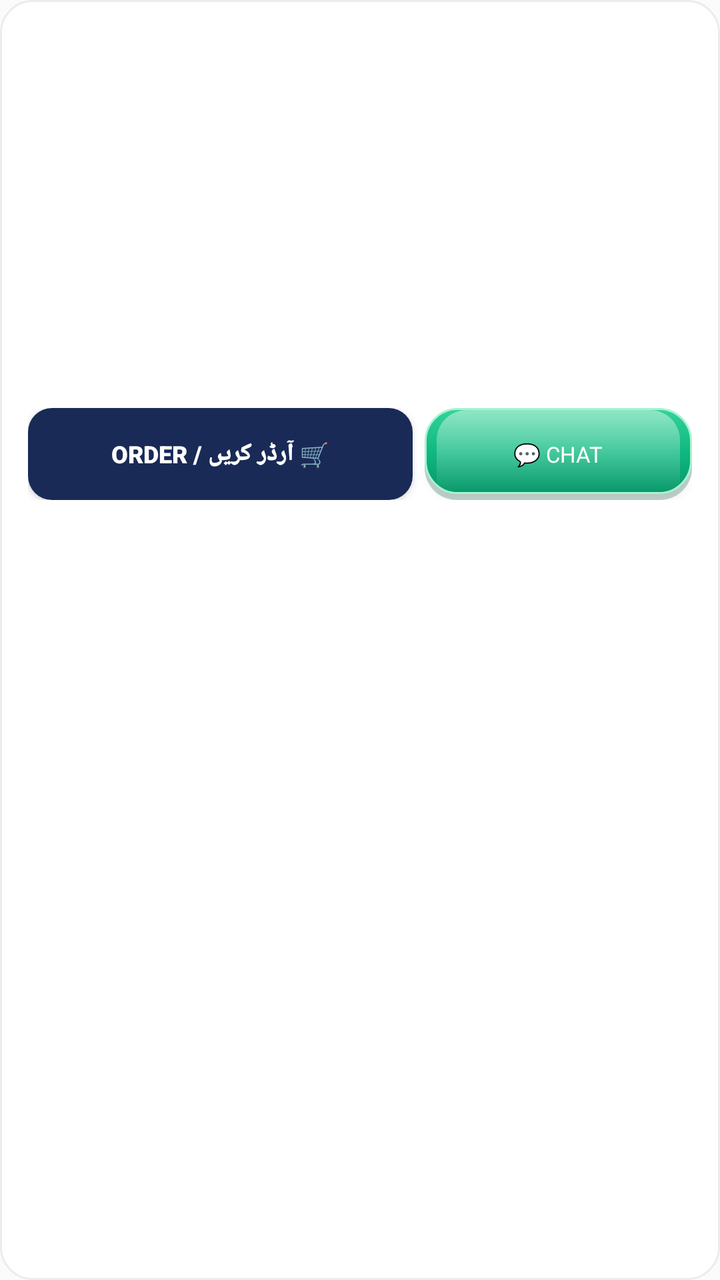
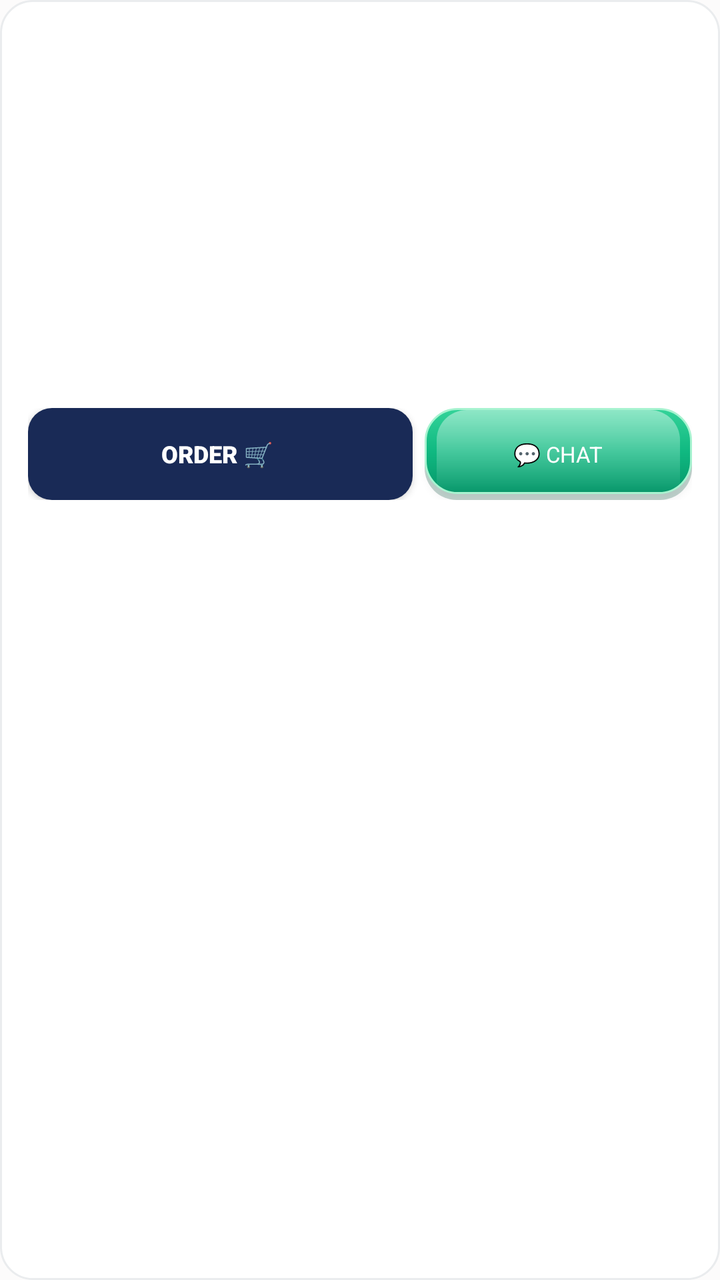

Compare the two renders of this Android layout. The source of the first and the diff that turns it into the second are given below.
<!-- AndroidManifest.xml: application theme Theme.SheEmpower -->
<!-- res/layout/item_product.xml -->
<?xml version="1.0" encoding="utf-8"?>
<LinearLayout xmlns:android="http://schemas.android.com/apk/res/android"
    android:layout_width="match_parent"
    android:layout_height="wrap_content"
    android:layout_margin="6dp"
    android:background="@drawable/bg_skeu_card"
    android:orientation="vertical"
    android:padding="4dp">

    <ImageView
        android:id="@+id/ivProductImage"
        android:layout_width="match_parent"
        android:layout_height="140dp"
        android:scaleType="centerCrop" />

    <LinearLayout
        android:layout_width="match_parent"
        android:layout_height="wrap_content"
        android:orientation="vertical"
        android:padding="10dp">

        <TextView
            android:id="@+id/tvProductName"
            android:layout_width="match_parent"
            android:layout_height="wrap_content"
            android:fontFamily="sans-serif-black"
            android:textColor="@color/text_dark"
            android:textSize="14sp" />

        <TextView
            android:id="@+id/tvProductPrice"
            android:layout_width="match_parent"
            android:layout_height="wrap_content"
            android:textColor="@color/primary"
            android:fontFamily="sans-serif-bold"
            android:textSize="14sp"
            android:layout_marginTop="4dp" />

        <LinearLayout
            android:id="@+id/layoutActionButtons"
            android:layout_width="match_parent"
            android:layout_height="wrap_content"
            android:orientation="horizontal"
            android:layout_marginTop="8dp"
            android:gravity="center_vertical">

            <Button
                android:id="@+id/btnOrder"
                android:layout_width="0dp"
                android:layout_height="46dp"
                android:layout_weight="1.3"
                android:background="@drawable/bg_skeu_button_primary"
                android:text="🛒 آرڈر کریں / Order"
                android:textColor="#FFFFFF"
                android:fontFamily="sans-serif-black"
                android:textSize="12sp" />

            <Button
                android:id="@+id/btnChat"
                android:layout_width="0dp"
                android:layout_height="46dp"
                android:layout_weight="0.9"
                android:layout_marginStart="6dp"
                android:background="@drawable/bg_skeu_button_green"
                android:text="💬 Chat"
                android:textColor="#FFFFFF"
                android:fontFamily="sans-serif-bold"
                android:textSize="11sp" />
        </LinearLayout>
    </LinearLayout>
</LinearLayout>
<!-- resources referenced by this layout -->
<resources>
  <color name="primary">#192A56</color>
  kkkkkkkkk
  <color name="text_dark">#192A56</color>
  <!-- drawable bg_skeu_button_green (drawable) -->
  <?xml version="1.0" encoding="utf-8"?>
  <layer-list xmlns:android="http://schemas.android.com/apk/res/android">
      <item android:top="3dp">
          <shape android:shape="rectangle">
              <solid android:color="#40064E3B" />
              <corners android:radius="16dp" />
          </shape>
      </item>
      <item android:bottom="3dp">
          <shape android:shape="rectangle">
              <gradient
                  android:startColor="#34D399"
                  android:centerColor="#10B981"
                  android:endColor="#059669"
                  android:angle="270" />
              <stroke android:width="1dp" android:color="#A7F3D0" />
              <corners android:radius="16dp" />
          </shape>
      </item>
      <item android:bottom="3dp" android:top="1dp" android:left="6dp" android:right="6dp">
          <shape android:shape="rectangle">
              <gradient
                  android:startColor="#70FFFFFF"
                  android:endColor="#00FFFFFF"
                  android:angle="270" />
              <corners android:topLeftRadius="15dp" android:topRightRadius="15dp" />
          </shape>
      </item>
  </layer-list>
  <!-- drawable bg_skeu_button_primary (drawable) -->
  <?xml version="1.0" encoding="utf-8"?>
  <shape xmlns:android="http://schemas.android.com/apk/res/android"
      android:shape="rectangle">
      <solid android:color="@color/midnight_navy" />
      <corners android:radius="12dp" />
  </shape>
  <!-- drawable bg_skeu_card (drawable) -->
  <?xml version="1.0" encoding="utf-8"?>
  <shape xmlns:android="http://schemas.android.com/apk/res/android"
      android:shape="rectangle">
      <solid android:color="@color/white" />
      <corners android:radius="16dp" />
      <stroke android:color="@color/card_border" android:width="1dp" />
  </shape>
  <style name="Theme.SheEmpower" parent="Theme.AppCompat.Light.NoActionBar">
          <item name="colorPrimary">@color/primary</item>
          <item name="colorPrimaryDark">@color/primary_dark</item>
          <item name="colorAccent">@color/accent</item>
          <item name="android:windowBackground">@color/background</item>
          <item name="android:colorBackground">@color/background</item>
          <item name="android:textColorPrimary">@color/text_primary</item>
          <item name="android:textColorSecondary">@color/text_secondary</item>
          <item name="android:statusBarColor">@color/primary_dark</item>
      </style>
  <color name="midnight_navy">#192A56</color>
  <color name="white">#FFFFFF</color>
  <color name="card_border">#EAECEE</color>
  <color name="primary_dark">#0F1B3D</color>
  <color name="accent">#F7D794</color>
  <color name="background">#FCFBFB</color>
  <color name="text_primary">#192A56</color>
  <color name="text_secondary">#6B7A99</color>
</resources>

<!-- the commit's change to res/layout/item_product.xml (unified diff, before → after) -->
@@ -50,7 +50,7 @@
                 android:layout_height="46dp"
                 android:layout_weight="1.3"
                 android:background="@drawable/bg_skeu_button_primary"
-                android:text="🛒 آرڈر کریں / Order"
+                android:text="Order 🛒 "
                 android:textColor="#FFFFFF"
                 android:fontFamily="sans-serif-black"
                 android:textSize="12sp" />
